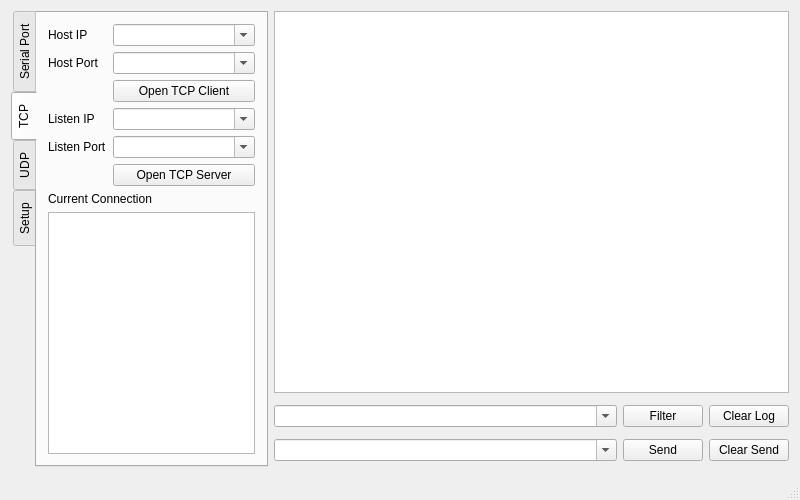
Qt form mainwindow.ui (qqj1228/CommHelper) before a commit.
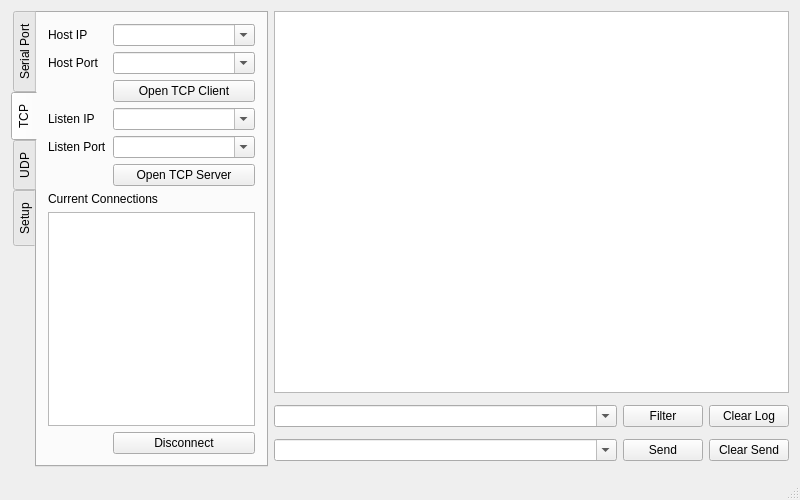
The same form after that commit. The open tabs and pages were chosen to show the change.

```diff
--- a/mainwindow.ui
+++ b/mainwindow.ui
@@ -351,6 +351,13 @@
           </property>
          </widget>
         </item>
+        <item row="6" column="0" colspan="2">
+         <widget class="QLabel" name="label_16">
+          <property name="text">
+           <string>Current Connections</string>
+          </property>
+         </widget>
+        </item>
         <item row="7" column="0" colspan="2">
          <widget class="QListWidget" name="listTCPConn">
           <property name="sizePolicy">
@@ -361,10 +368,10 @@
           </property>
          </widget>
         </item>
-        <item row="6" column="0" colspan="2">
-         <widget class="QLabel" name="label_16">
+        <item row="8" column="1">
+         <widget class="QPushButton" name="btnDisconn">
           <property name="text">
-           <string>Current Connection</string>
+           <string>Disconnect</string>
           </property>
          </widget>
         </item>
```
Left out of the diff: 3 changed lines with no effect on the pictures.
